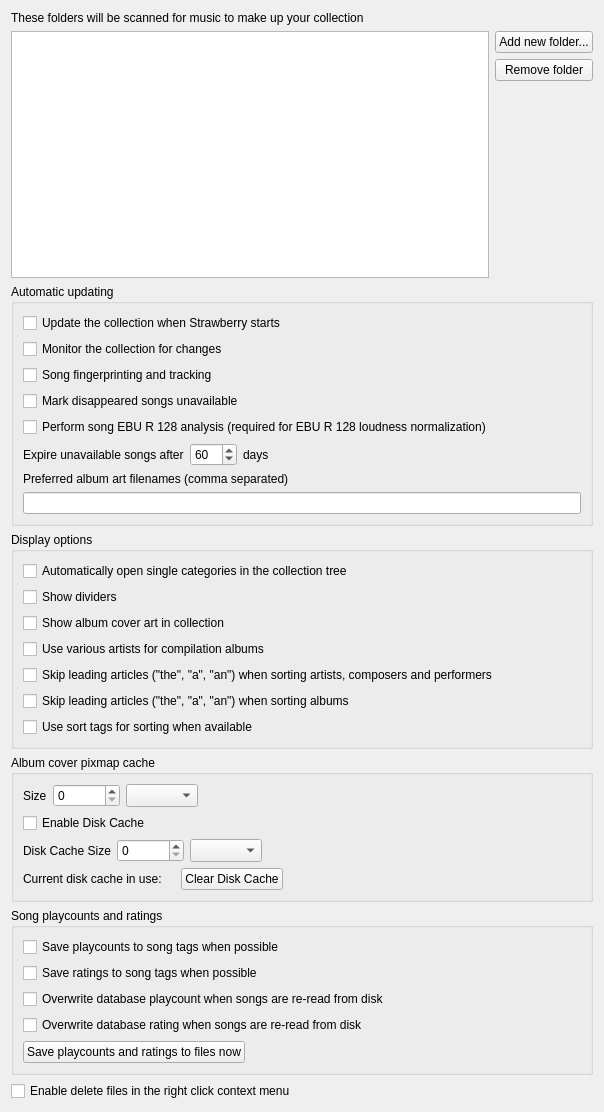
Before: the Qt Designer form src/settings/collectionsettingspage.ui in strawberrymusicplayer/strawberry, drawn with Qt 5.
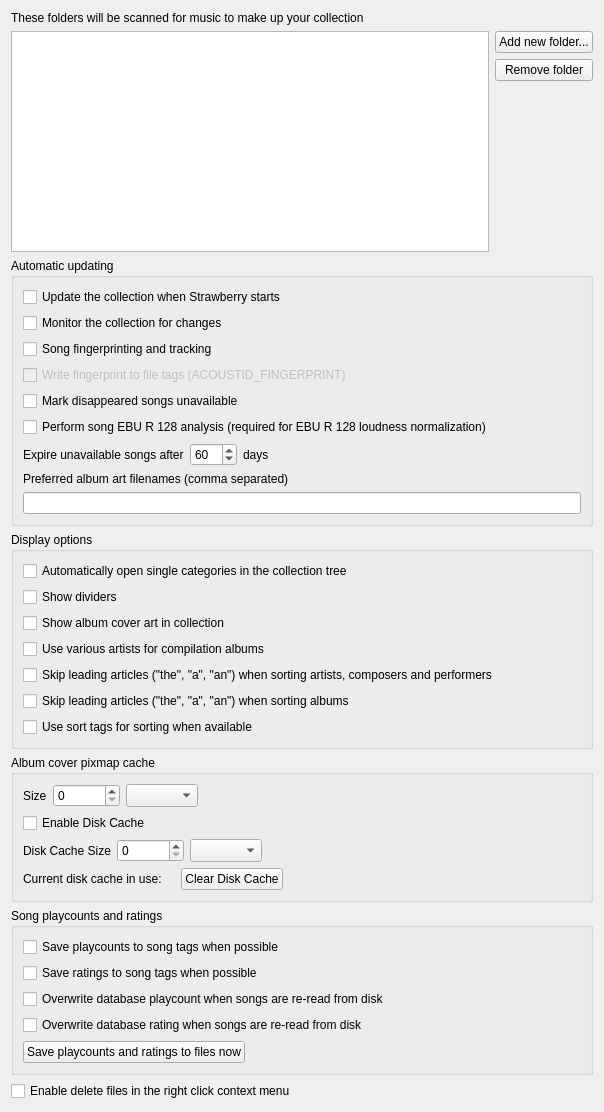
After: the same form once the commit is applied.

Commit message: feat(fingerprint): write ACOUSTID_FINGERPRINT to file tags

Patch:
```diff
--- a/src/settings/collectionsettingspage.ui
+++ b/src/settings/collectionsettingspage.ui
@@ -102,6 +102,16 @@
         </property>
        </widget>
       </item>
+      <item>
+       <widget class="QCheckBox" name="write_fingerprint_to_file_tags">
+        <property name="text">
+         <string>Write fingerprint to file tags (ACOUSTID_FINGERPRINT)</string>
+        </property>
+        <property name="enabled">
+         <bool>false</bool>
+        </property>
+       </widget>
+      </item>
       <item>
        <widget class="QCheckBox" name="mark_songs_unavailable">
         <property name="text">
```
Left out of the diff: 1 changed line with no effect on the pictures. The commit also changes 7 other files.
